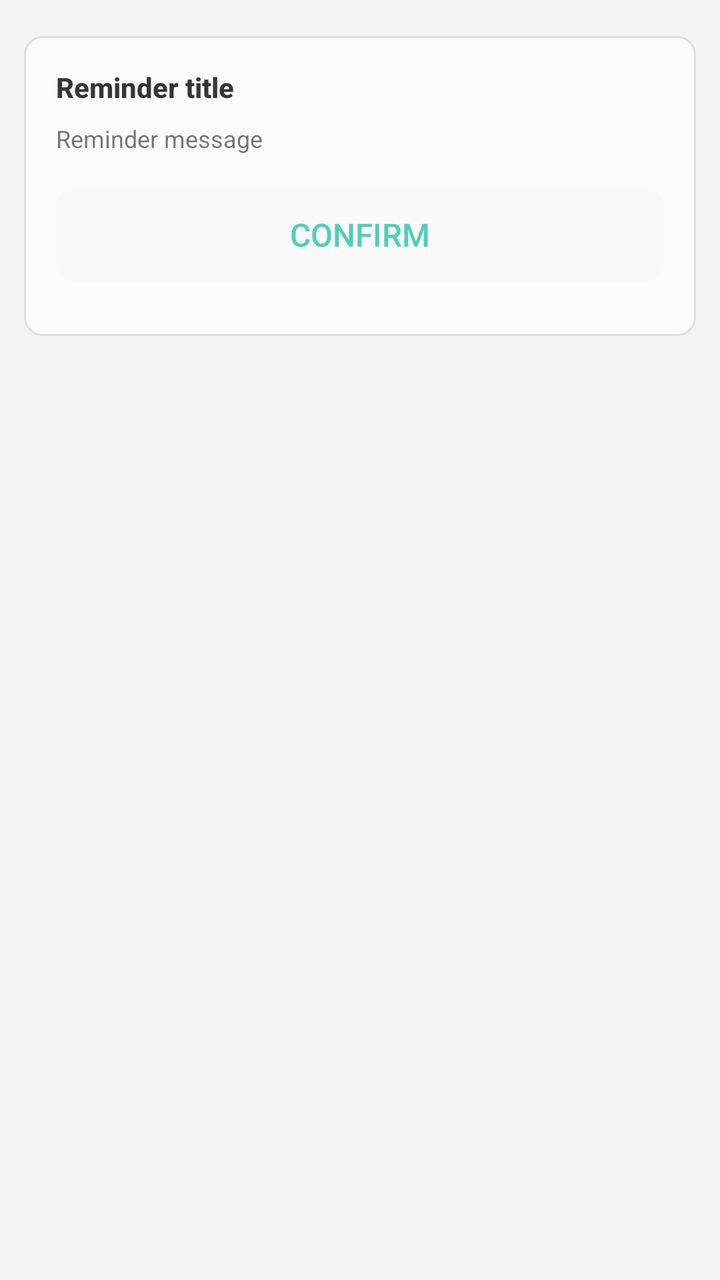
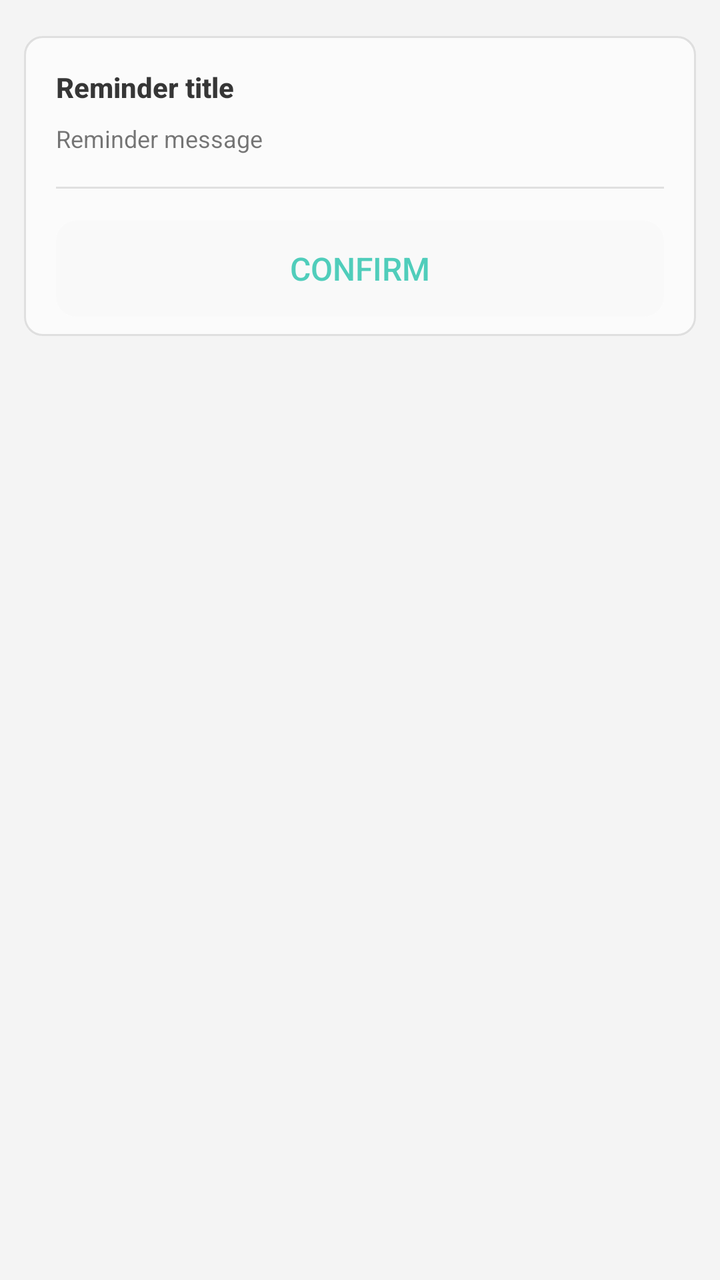

An Android layout rendered at two revisions. The XML below is the earlier revision; the diff shows what the commit changed to produce the second picture.
<!-- AndroidManifest.xml: application theme AppTheme -->
<!-- res/layout/dialog_help_info.xml -->
<?xml version="1.0" encoding="utf-8"?>
<ScrollView
    xmlns:android="http://schemas.android.com/apk/res/android"
    android:overScrollMode="never"
    android:layout_width="match_parent"
    android:layout_height="match_parent">

    <LinearLayout
        android:layout_width="match_parent"
        android:layout_height="wrap_content"
        android:orientation="vertical"
        android:padding="12dp">

        <LinearLayout
            android:alpha="0.9"
            android:layout_width="match_parent"
            android:layout_height="wrap_content"
            android:minHeight="150dp"
            android:layout_marginTop="6dp"
            android:background="@drawable/krscript_item_ripple_kon"
            android:orientation="vertical">

            <TextView
                android:id="@+id/confirm_title"
                android:breakStrategy="simple"
                style="@style/dialogTitle"
                android:text="@string/confirm_title" />
            <TextView
                android:id="@+id/confirm_message"
                android:breakStrategy="simple"
                style="@style/dialogDesc"
                android:text="@string/confirm_message" />

            <FrameLayout
                android:id="@+id/confirm_custom_view"
                android:layout_width="match_parent"
                android:layout_height="wrap_content" />

            <LinearLayout
                android:layout_marginTop="16dp"
                android:layout_marginHorizontal="16dp"
                android:orientation="horizontal"
                android:layout_width="match_parent"
                android:layout_height="wrap_content">

                <Button
                    android:id="@+id/btn_confirm"
                    style="@style/dialogCancelBtn"
                    android:text="@string/btn_confirm">
                </Button>
            </LinearLayout>
        </LinearLayout>

    </LinearLayout>
</ScrollView>
<!-- resources referenced by this layout -->
<resources>
  <string name="btn_confirm">Confirm</string>
  <string name="confirm_message">Reminder message</string>
  <string name="confirm_title">Reminder title</string>
  <style name="dialogCancelBtn" parent="dialogLargeBtn">
          <item name="android:layout_marginStart">0dp</item>
          <item name="android:background">@drawable/btn_bg_large_secondary</item>
      </style>
  <style name="dialogDesc" parent="@style/textSmall">
          <item name="android:paddingStart">16dp</item>
          <item name="android:paddingEnd">16dp</item>
          <item name="android:paddingTop">8dp</item>
          <item name="android:layout_width">match_parent</item>
          <item name="android:layout_height">wrap_content</item>
      </style>
  <style name="dialogTitle" parent="@style/textTitle">
          <item name="android:paddingStart">16dp</item>
          <item name="android:paddingEnd">16dp</item>
          <item name="android:paddingTop">16dp</item>
          <item name="android:layout_width">match_parent</item>
          <item name="android:layout_height">wrap_content</item>
      </style>
  <!-- drawable btn_bg_large_secondary (drawable) -->
  <?xml version="1.0" encoding="utf-8"?>
  <selector xmlns:android="http://schemas.android.com/apk/res/android">
      <item android:drawable="@drawable/btn_bg_active_large" android:state_pressed="true" />
      <item android:drawable="@drawable/btn_bg_disabled_large" android:state_enabled="false" />
      <item android:drawable="@drawable/btn_bg_inactive_large_secondary" />
  </selector>
  <style name="textSmall">
          <item name="android:textColor">?android:attr/textColorSecondary</item>
          <item name="android:textSize">12sp</item>
      </style>
  <style name="textTitle">
          <item name="android:textColor">?android:attr/textColorPrimary</item>
          <item name="android:textStyle">bold</item>
          <item name="android:textSize">14dp</item>
      </style>
  <color name="colorPrimary">#64CDB6</color>
  <color name="colorPrimaryDark">#30C7B6</color>
  <color name="colorAccent">#0dbda2</color>
  <color name="colorParseDark">#20605f5f</color>
  <color name="colorPirmDark">#20000000</color>
  <color name="status_bg_light">@android:color/white</color>
  <color name="window_bg_light">#f4f4f4</color>
  <color name="cardBgLight">#CCFFFFFF</color>
  <!-- drawable btn_bg_active_large (drawable) -->
  <?xml version="1.0" encoding="utf-8"?>
  <shape xmlns:android="http://schemas.android.com/apk/res/android"
      android:shape="rectangle">
      <solid android:color="#0E828282" />
      
      
      <corners android:radius="10dp" />
  
      
      <padding
          android:bottom="0dp"
          android:left="0dp"
          android:right="0dp"
          android:top="0dp" />
  </shape>
  <!-- drawable seekbar_thumb (drawable) -->
  <?xml version="1.0" encoding="utf-8"?>
  <shape xmlns:android="http://schemas.android.com/apk/res/android">
      <solid android:color="@android:color/transparent" />
      <corners android:radius="10dp" />
      <size
          android:width="12dp"
          android:height="12dp" />
  </shape>
  <!-- drawable switch_track_disabled (drawable) -->
  <?xml version="1.0" encoding="utf-8"?>
  <shape xmlns:android="http://schemas.android.com/apk/res/android">
      <solid android:color="#22888888" />
      <corners android:radius="10dp" />
      <size android:width="66dp" android:height="20dp" />
  </shape>
  <!-- drawable switch_track_open (drawable) -->
  <?xml version="1.0" encoding="utf-8"?>
  <shape xmlns:android="http://schemas.android.com/apk/res/android">
      <solid android:color="?android:colorAccent" />
      <corners android:radius="10dp" />
      <size android:width="66dp" android:height="20dp" />
  </shape>
  <!-- drawable switch_track_close (drawable) -->
  <?xml version="1.0" encoding="utf-8"?>
  <shape xmlns:android="http://schemas.android.com/apk/res/android">
      <solid android:color="#44888888" />
      <corners android:radius="10dp" />
      <size android:width="66dp" android:height="20dp" />
  </shape>
  <!-- unchanged entries left out for length: 14 -->
</resources>

<!-- the commit's change to res/layout/dialog_help_info.xml (unified diff, before → after) -->
@@ -36,6 +36,14 @@
                 android:layout_width="match_parent"
                 android:layout_height="wrap_content" />
 
+            
+            <View
+                android:layout_width="match_parent"
+                android:layout_height="1dp"
+                android:layout_marginHorizontal="16dp"
+                android:layout_marginTop="16dp"
+                android:background="?android:attr/listDivider" />
+
             <LinearLayout
                 android:layout_marginTop="16dp"
                 android:layout_marginHorizontal="16dp"
